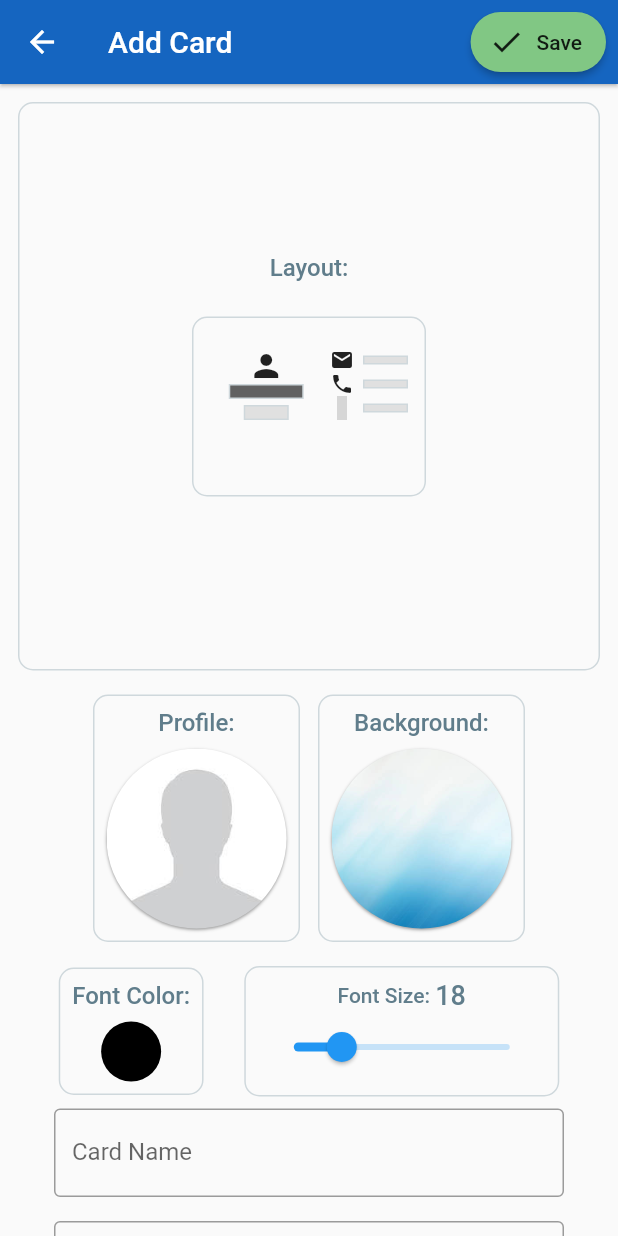
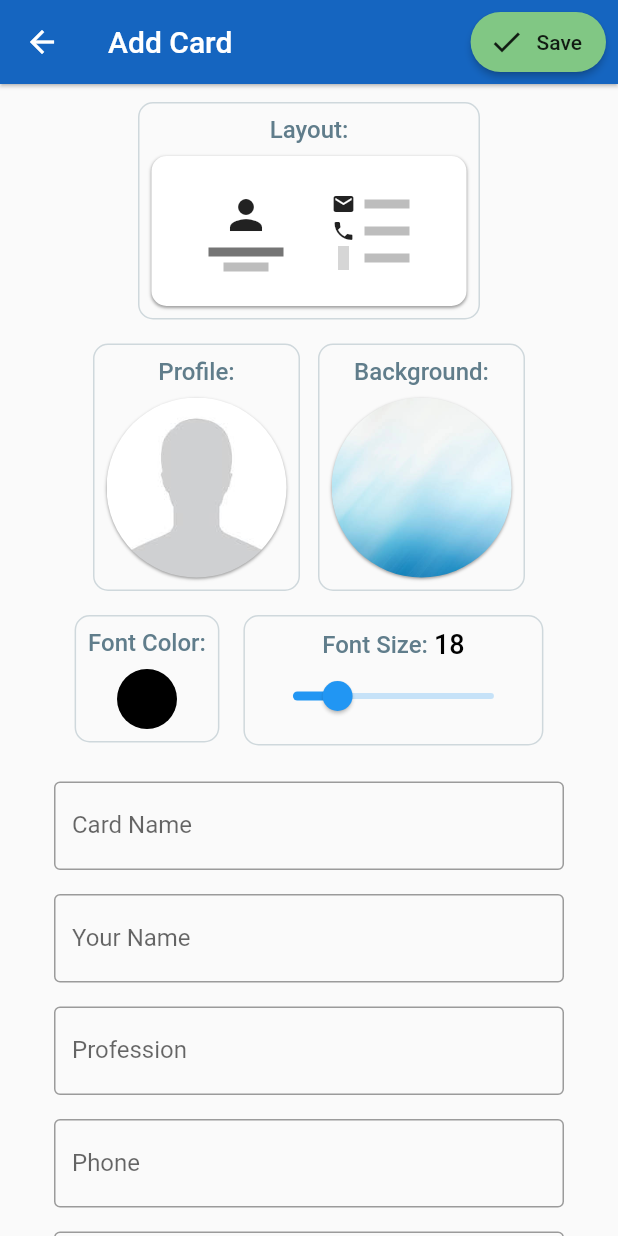
Before and after one commit to rodrigobastosv/heremycard, a Flutter app: the AddCardScreen screen opened directly, on a phone screen of 412 x 824 dp. Run offline on Flutter 3.47's test engine with Material 2 defaults, Android fonts, the light colour scheme and no system bars; our stand-ins replace dotted_border, flutter_colorpicker, fluttertoast, image_picker, material_design_icons_flutter, sqflite; missing offline and left inert: esys_flutter_share; accounts and stored records are empty; grey boxes are pictures that could not be loaded.

Commit message:
Improve layout selection

```diff
--- a/lib/components/layout/basic_with_profile_layout.dart
+++ b/lib/components/layout/basic_with_profile_layout.dart
@@ -5,91 +5,107 @@ class BasicWithProfileLayout extends StatelessWidget {
   @override
   Widget build(BuildContext context) {
     return Container(
-      margin: EdgeInsets.all(15.0),
-      padding: EdgeInsets.all(20.0),
+      width: 210.0,
+      height: 100.0,
       decoration: BoxDecoration(
-        border: Border.all(color: Colors.blueGrey[100]),
+        color: Colors.white,
         borderRadius: BorderRadius.circular(10.0),
+        boxShadow: [
+          BoxShadow(
+            color: Colors.grey,
+            blurRadius: 1,
+            offset: Offset(0, 1),
+          ),
+        ],
       ),
       child: Row(
+        mainAxisAlignment: MainAxisAlignment.center,
         children: <Widget>[
-          Expanded(
-            child: Column(
+          _buildFirstColumn(),
+          SizedBox(width: 32.0),
+          _buildSecondColumn(),
+        ],
+      ),
+    );
+  }
+
+  Widget _buildFirstColumn() {
+    return Column(
+      mainAxisAlignment: MainAxisAlignment.center,
       children: <Widget>[
-                Icon(Icons.person),
+        Icon(
+          Icons.person,
+          size: 32.0,
+        ),
+        SizedBox(height: 6.0),
         Container(
           width: 50.0,
-                  height: 10.0,
-                  decoration: BoxDecoration(
-                    border: Border.all(color: Colors.blueGrey[100]),
-                    color: Colors.grey[700],
+          height: 6.0,
+          color: Colors.grey[600],
         ),
-                ),
-                SizedBox(height: 4.0,),
+        SizedBox(height: 4.0),
         Container(
           width: 30.0,
-                  height: 10.0,
-                  decoration: BoxDecoration(
-                    border: Border.all(color: Colors.blueGrey[100]),
-                    color: Colors.grey[300],
-                  ),
+          height: 6.0,
+          color: Colors.grey[400],
         ),
       ],
-            )
-          ),
-          Expanded(
-            child: Padding(
-              padding: const EdgeInsets.only(left: 14.0),
-              child: Column(
+    );
+  }
+
+  Widget _buildSecondColumn() {
+    return Column(
+      mainAxisAlignment: MainAxisAlignment.center,
       children: <Widget>[
         Row(
           children: <Widget>[
-                      Icon(Icons.email, size: 16.0,),
-                      SizedBox(width: 6.0,),
+            Icon(
+              Icons.email,
+              size: 16.0,
+            ),
+            SizedBox(width: 6.0),
             Container(
               width: 30.0,
               height: 6.0,
-                        decoration: BoxDecoration(
-                          border: Border.all(color: Colors.blueGrey[100]),
-                          color: Colors.grey[300],
-                        ),
+              color: Colors.grey[400],
             ),
           ],
         ),
+        SizedBox(height: 2.0),
         Row(
           children: <Widget>[
-                      Icon(Icons.phone, size: 16.0,),
-                      SizedBox(width: 6.0,),
+            Icon(
+              Icons.phone,
+              size: 16.0,
+            ),
+            SizedBox(
+              width: 6.0,
+            ),
             Container(
               width: 30.0,
               height: 6.0,
-                        decoration: BoxDecoration(
-                          border: Border.all(color: Colors.blueGrey[100]),
-                          color: Colors.grey[300],
-                        ),
+              color: Colors.grey[400],
             ),
           ],
         ),
+        SizedBox(height: 2.0),
         Row(
           children: <Widget>[
-                      Icon(MdiIcons.whatsapp, size: 16.0,),
-                      SizedBox(width: 6.0,),
+            Icon(
+              MdiIcons.whatsapp,
+              size: 16.0,
+            ),
+            SizedBox(
+              width: 6.0,
+            ),
             Container(
               width: 30.0,
               height: 6.0,
-                        decoration: BoxDecoration(
-                          border: Border.all(color: Colors.blueGrey[100]),
-                          color: Colors.grey[300],
-                        ),
+              color: Colors.grey[400],
             ),
           ],
         ),
       ],
-              ),
-            )
-          ),
-        ],
-      ),
     );
   }
 }
--- a/lib/screen/add_screen/add_card_screen.dart
+++ b/lib/screen/add_screen/add_card_screen.dart
@@ -96,15 +96,13 @@ class _AddCardScreenState extends State<AddCardScreen> {
                   padding: const EdgeInsets.all(12.0),
                   child: Consumer<LayoutPicked>(
                     builder: (context, pickedLayout, child) {
-                      print(pickedLayoutIndex);
-                      print(pickedLayout.getLayout());
                       Layout layout = pickedLayout.getLayout() != null
                           ? pickedLayout.getLayout()
                           : getLayoutByIndex(pickedLayoutIndex);
                       return Column(
                         children: <Widget>[
                           Container(
-                            padding: const EdgeInsets.all(100.0),
+                            padding: const EdgeInsets.all(8.0),
                             decoration: BoxDecoration(
                               border: Border.all(color: Colors.blueGrey[100]),
                               borderRadius: BorderRadius.circular(10.0),
@@ -128,15 +126,12 @@ class _AddCardScreenState extends State<AddCardScreen> {
                               ],
                             ),
                           ),
-                          SizedBox(
-                            height: 16.0,
-                          ),
+                          SizedBox(height: 16.0),
                           _buildImagesPicker(layout),
-                          SizedBox(
-                            height: 16.0,
-                          ),
-                          Row(
-                            mainAxisAlignment: MainAxisAlignment.spaceEvenly,
+                          SizedBox(height: 16.0),
+                          Wrap(
+                            spacing: 16.0,
+                            runSpacing: 16.0,
                             children: <Widget>[
                               layoutAcceptField(layout, MCFormField.fontColor)
                                   ? _buildColorPicker()
@@ -146,6 +141,7 @@ class _AddCardScreenState extends State<AddCardScreen> {
                                   : Container(),
                             ],
                           ),
+                          SizedBox(height: 16.0),
                           layoutAcceptField(layout, MCFormField.cardName)
                               ? TextFormfieldWithPadding(
                                   initialValue: cardModel.label,
@@ -257,6 +253,7 @@ class _AddCardScreenState extends State<AddCardScreen> {
 
   Widget _buildFontSizePicker() {
     return Container(
+      width: 200.0,
       padding: const EdgeInsets.all(8.0),
       decoration: BoxDecoration(
         border: Border.all(color: Colors.blueGrey[100]),
@@ -265,18 +262,20 @@ class _AddCardScreenState extends State<AddCardScreen> {
       child: Column(
         children: <Widget>[
           Row(
+            mainAxisAlignment: MainAxisAlignment.center,
             children: <Widget>[
               Text(
                 'Font Size: ',
                 style: TextStyle(
                   color: Colors.blueGrey,
+                  fontSize: 16.0,
                   fontWeight: FontWeight.w500,
                 ),
               ),
               Text(
                 pickedFontSize.toString(),
                 style: TextStyle(
-                  color: Colors.blueGrey,
+                  color: Colors.black,
                   fontSize: pickedFontSize.toDouble(),
                   fontWeight: FontWeight.w500,
                 ),
@@ -297,10 +296,10 @@ class _AddCardScreenState extends State<AddCardScreen> {
   }
 
   Widget _buildImagesPicker(Layout layout) {
-    return Wrap(
+    return SingleChildScrollView(
+      scrollDirection: Axis.horizontal,
+      child: Wrap(
         spacing: 12.0,
-      runSpacing: 12.0,
-      alignment: WrapAlignment.center,
         children: <Widget>[
           if (layoutAcceptField(layout, MCFormField.profilePhoto))
             Container(
@@ -390,6 +389,7 @@ class _AddCardScreenState extends State<AddCardScreen> {
               ),
             ),
         ],
+      ),
     );
   }
 
--- a/lib/screen/add_screen/layout_picker.dart
+++ b/lib/screen/add_screen/layout_picker.dart
@@ -21,7 +21,6 @@ class LayoutPicker extends StatefulWidget {
 class _LayoutPickerState extends State<LayoutPicker> {
   @override
   Widget build(BuildContext context) {
-
     return GestureDetector(
       onTap: () {
         MCUiUtils.showSimpleDialog(
@@ -29,64 +28,70 @@ class _LayoutPickerState extends State<LayoutPicker> {
           context: context,
           children: <Widget>[
             GestureDetector(
-            onTap: () =>_pickLayoutAndNavigateBack(context, Layout.basicWithProfile),
-              child: BasicWithProfileLayout(),
+              onTap: () => _pickLayoutAndNavigateBack(
+                context,
+                Layout.basicWithProfile,
+              ),
+              child: Padding(
+                padding: const EdgeInsets.symmetric(horizontal: 16.0, vertical: 8.0,),
+                child: BasicWithProfileLayout(),
+              ),
             ),
             GestureDetector(
-              onTap: () =>_pickLayoutAndNavigateBack(context, Layout.basicWithProfileAndBrand),
-              child: BasicWithProfileAndBrandLayout(),
+              onTap: () => _pickLayoutAndNavigateBack(
+                context,
+                Layout.basicWithProfileAndBrand,
+              ),
+              child: Padding(
+                padding: const EdgeInsets.symmetric(horizontal: 16.0, vertical: 8.0,),
+                child: BasicWithProfileAndBrandLayout(),
+              ),
             ),
             GestureDetector(
-              onTap: () =>_pickLayoutAndNavigateBack(context, Layout.profileEmphasys),
-              child: ProfileEmphasysLayout(),
+              onTap: () => _pickLayoutAndNavigateBack(
+                context,
+                Layout.profileEmphasys,
+              ),
+              child: Padding(
+                padding: const EdgeInsets.symmetric(horizontal: 16.0, vertical: 8.0,),
+                child: ProfileEmphasysLayout(),
+              ),
             ),
             GestureDetector(
-              onTap: () =>_pickLayoutAndNavigateBack(context, Layout.brandEmphasys),
-              child: BrandEmphasysLayout(),
+              onTap: () => _pickLayoutAndNavigateBack(
+                context,
+                Layout.brandEmphasys,
+              ),
+              child: Padding(
+                padding: const EdgeInsets.symmetric(horizontal: 16.0, vertical: 8.0,),
+                child: BrandEmphasysLayout(),
+              ),
             ),
           ],
         );
       },
       child: Consumer<LayoutPicked>(
         builder: (context, layoutPicked, child) {
-          return getLayoutContainer(widget.layout != null ? widget.layout : layoutPicked.getLayout());
+          return getLayoutContainer(
+            widget.layout != null ? widget.layout : layoutPicked.getLayout(),
+          );
         },
       ),
     );
   }
 
   Widget getLayoutContainer(Layout layout) {
-    switch(layout) {
+    switch (layout) {
       case Layout.basicWithProfile:
-        return Container(
-          width: 300.0,
-          height: 150.0,
-          child: BasicWithProfileLayout(),
-        );
+        return BasicWithProfileLayout();
       case Layout.basicWithProfileAndBrand:
-        return Container(
-          width: 300.0,
-          height: 150.0,
-          child: BasicWithProfileAndBrandLayout(),
-        );
+        return BasicWithProfileAndBrandLayout();
       case Layout.profileEmphasys:
-        return Container(
-          width: 300.0,
-          height: 150.0,
-          child: ProfileEmphasysLayout(),
-        );
+        return ProfileEmphasysLayout();
       case Layout.brandEmphasys:
-        return Container(
-          width: 300.0,
-          height: 150.0,
-          child: BrandEmphasysLayout(),
-        );
+        return BrandEmphasysLayout();
       default:
-        return Container(
-          width: 300.0,
-          height: 150.0,
-          child: BasicWithProfileLayout(),
-        );
+        return BasicWithProfileLayout();
     }
   }
 
--- a/lib/utils/mc_ui_utils.dart
+++ b/lib/utils/mc_ui_utils.dart
@@ -38,6 +38,7 @@ class MCUiUtils {
       builder: (context) => SimpleDialog(
         title: title,
         children: children,
+        titlePadding: const EdgeInsets.only(top: 16.0, left: 16.0),
       ),
     );
     return response;
```
Also changed, not shown: lib/components/layout/basic_with_profile_and_brand_layout.dart (+62 -52 lines), lib/components/layout/brand_emphasys_layout.dart (+34 -54 lines), lib/components/layout/profile_emphasys_layout.dart (+34 -54 lines). Lines whose indentation alone changed are shown as unchanged.
